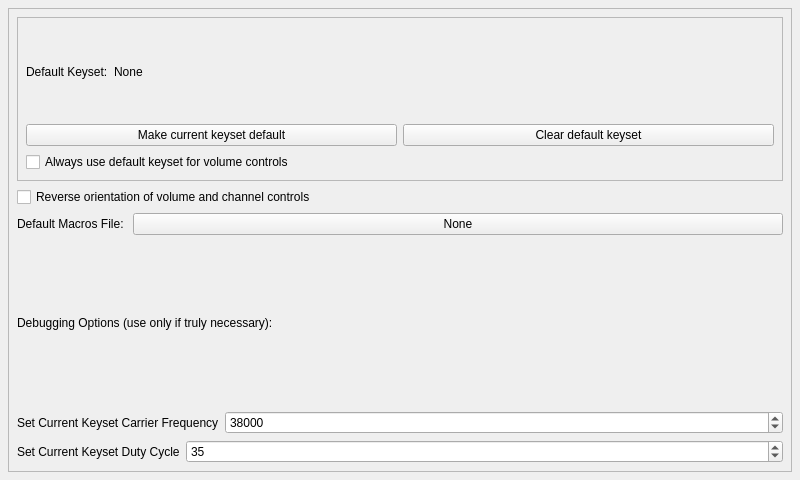
The window that pirpreferencesform.ui (jpietrzak8/Pierogi) describes before a commit, drawn with Qt 5.
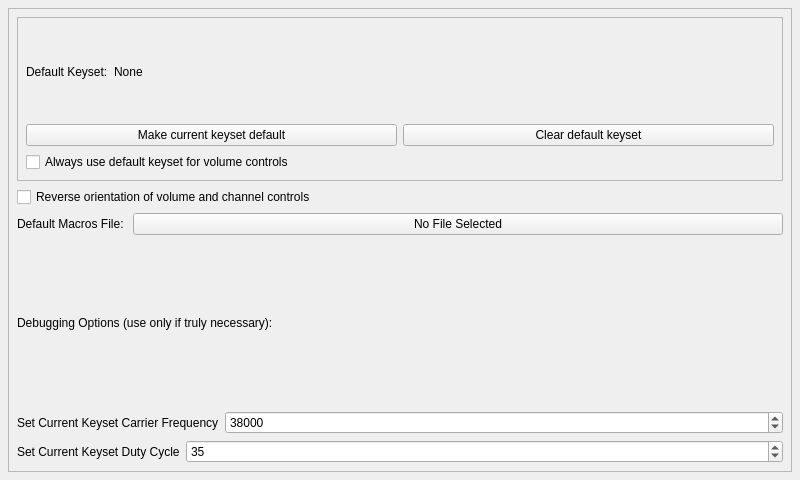
The same window after the commit.

Diff of the .ui file:
```diff
--- a/pirpreferencesform.ui
+++ b/pirpreferencesform.ui
@@ -132,7 +132,7 @@
          <item>
           <widget class="QPushButton" name="macroFilenameButton">
            <property name="text">
-            <string>None</string>
+            <string>No File Selected</string>
            </property>
           </widget>
          </item>
```
